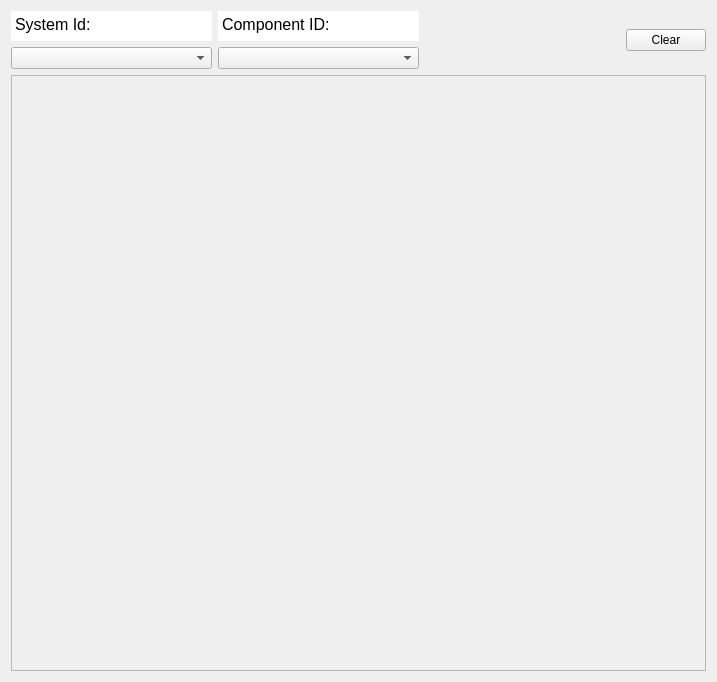
YevheniiKovryzhenko/KGroundControl, file mavlink_inspector.ui: the form before one commit.
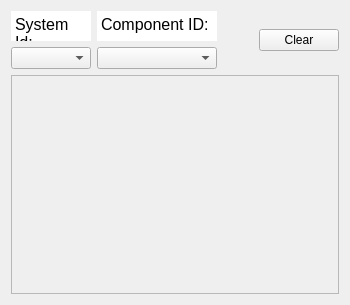
The form after the commit.

```diff
--- a/mavlink_inspector.ui
+++ b/mavlink_inspector.ui
@@ -6,14 +6,26 @@
    <rect>
     <x>0</x>
     <y>0</y>
-    <width>717</width>
-    <height>682</height>
+    <width>350</width>
+    <height>305</height>
    </rect>
   </property>
+  <property name="sizePolicy">
+   <sizepolicy hsizetype="Preferred" vsizetype="Preferred">
+    <horstretch>0</horstretch>
+    <verstretch>0</verstretch>
+   </sizepolicy>
+  </property>
   <property name="minimumSize">
    <size>
-    <width>300</width>
-    <height>0</height>
+    <width>350</width>
+    <height>150</height>
+   </size>
+  </property>
+  <property name="maximumSize">
+   <size>
+    <width>900</width>
+    <height>800</height>
    </size>
   </property>
   <property name="windowTitle">
@@ -27,7 +39,7 @@
        <item>
         <widget class="QTextBrowser" name="textBrowser_2">
          <property name="sizePolicy">
-          <sizepolicy hsizetype="Preferred" vsizetype="Minimum">
+          <sizepolicy hsizetype="MinimumExpanding" vsizetype="Fixed">
            <horstretch>0</horstretch>
            <verstretch>0</verstretch>
           </sizepolicy>
@@ -98,7 +110,7 @@
        <item>
         <widget class="QComboBox" name="cmbx_uart">
          <property name="sizePolicy">
-          <sizepolicy hsizetype="MinimumExpanding" vsizetype="Maximum">
+          <sizepolicy hsizetype="MinimumExpanding" vsizetype="Fixed">
            <horstretch>30</horstretch>
            <verstretch>0</verstretch>
           </sizepolicy>
@@ -130,14 +142,14 @@
        <item>
         <widget class="QTextBrowser" name="textBrowser_3">
          <property name="sizePolicy">
-          <sizepolicy hsizetype="Preferred" vsizetype="Minimum">
+          <sizepolicy hsizetype="MinimumExpanding" vsizetype="Fixed">
            <horstretch>0</horstretch>
            <verstretch>0</verstretch>
           </sizepolicy>
          </property>
          <property name="minimumSize">
           <size>
-           <width>150</width>
+           <width>120</width>
            <height>30</height>
           </size>
          </property>
@@ -201,14 +213,14 @@
        <item>
         <widget class="QComboBox" name="cmbx_uart_2">
          <property name="sizePolicy">
-          <sizepolicy hsizetype="Expanding" vsizetype="Maximum">
+          <sizepolicy hsizetype="MinimumExpanding" vsizetype="Fixed">
            <horstretch>30</horstretch>
            <verstretch>0</verstretch>
           </sizepolicy>
          </property>
          <property name="minimumSize">
           <size>
-           <width>150</width>
+           <width>120</width>
            <height>0</height>
           </size>
          </property>
@@ -261,6 +273,12 @@
        <verstretch>0</verstretch>
       </sizepolicy>
      </property>
+     <property name="minimumSize">
+      <size>
+       <width>0</width>
+       <height>0</height>
+      </size>
+     </property>
      <property name="widgetResizable">
       <bool>true</bool>
      </property>
@@ -269,8 +287,8 @@
        <rect>
         <x>0</x>
         <y>0</y>
-        <width>697</width>
-        <height>592</height>
+        <width>330</width>
+        <height>215</height>
        </rect>
       </property>
      </widget>
```
Left out of the diff: 4 changed lines with no effect on the pictures.
